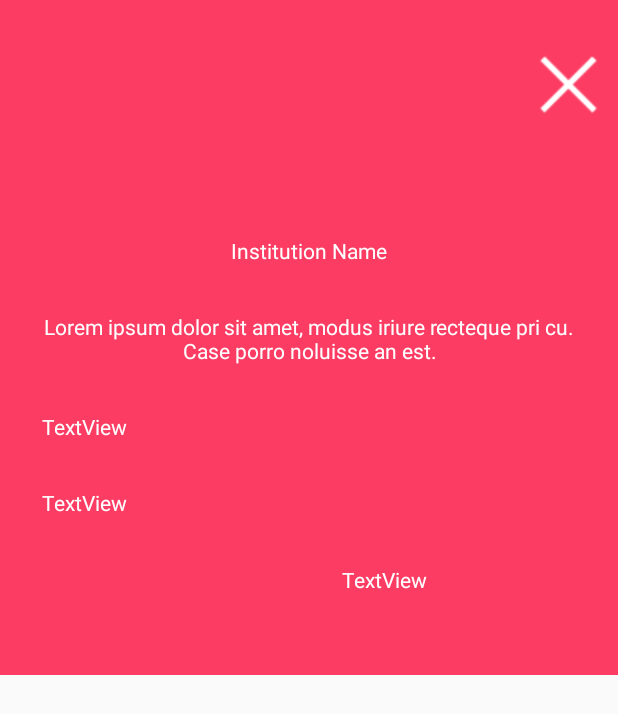
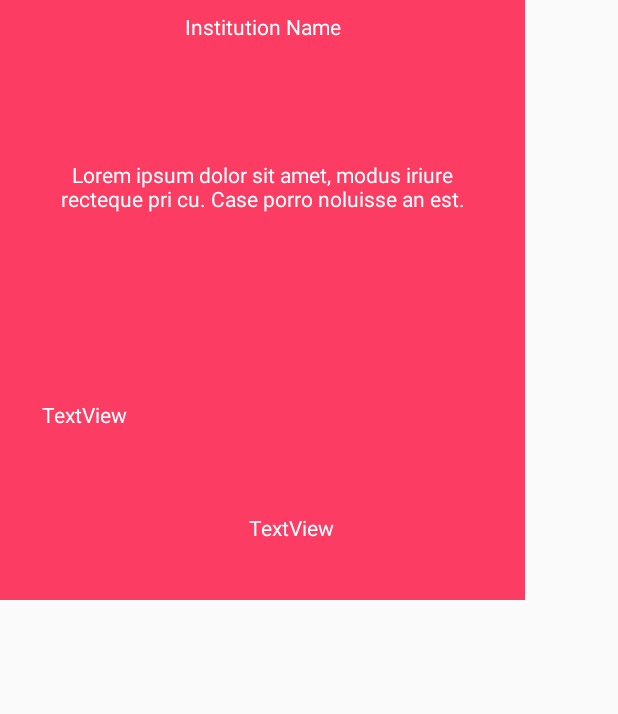
Before and after one commit to arianitlu/familyplanning, an Android app: the layout popup_institution_name.xml on its own in the app's theme, with its tools: preview values and no code run, on a phone screen of 412 x 824 dp. Shown: the top 714 px of the screen. Run offline under Robolectric (Android 15) with nearby library versions, the phone set to English and light mode, and no system bars.

```diff
--- a/app/src/main/res/layout/popup_institution_name.xml
+++ b/app/src/main/res/layout/popup_institution_name.xml
@@ -2,93 +2,68 @@
 <android.support.constraint.ConstraintLayout xmlns:android="http://schemas.android.com/apk/res/android"
     xmlns:app="http://schemas.android.com/apk/res-auto"
     xmlns:tools="http://schemas.android.com/tools"
-    android:layout_width="match_parent"
-    android:layout_height="450dp"
+    android:layout_width="350dp"
+    android:layout_height="400dp"
     android:background="@color/introbackgorund"
     tools:layout_editor_absoluteY="25dp">
 
-
     <TextView
-        android:id="@+id/textView4"
+        android:id="@+id/txtPopUpName"
         android:layout_width="wrap_content"
         android:layout_height="wrap_content"
         android:layout_marginStart="8dp"
-        android:layout_marginTop="52dp"
+        android:layout_marginTop="8dp"
         android:layout_marginEnd="8dp"
         android:text="@string/institution_name"
         android:textColor="@android:color/white"
-        app:layout_constraintBottom_toTopOf="@+id/textView5"
+        app:layout_constraintBottom_toTopOf="@+id/txtPopUpDescription"
         app:layout_constraintEnd_toEndOf="parent"
         app:layout_constraintHorizontal_bias="0.5"
         app:layout_constraintStart_toStartOf="parent"
-        app:layout_constraintTop_toBottomOf="@+id/closeImg" />
+        app:layout_constraintTop_toTopOf="parent"
+        app:layout_constraintVertical_chainStyle="spread_inside" />
 
     <TextView
-        android:id="@+id/textView5"
+        android:id="@+id/txtPopUpDescription"
         android:layout_width="wrap_content"
         android:layout_height="wrap_content"
-        android:layout_marginTop="8dp"
+        android:layout_marginStart="16dp"
+        android:layout_marginTop="79dp"
+        android:layout_marginEnd="16dp"
         android:paddingLeft="20dp"
         android:paddingRight="20dp"
         android:text="@string/intro_desc"
         android:textAlignment="center"
         android:textColor="@android:color/white"
-        app:layout_constraintBottom_toTopOf="@+id/textView6"
         app:layout_constraintEnd_toEndOf="parent"
         app:layout_constraintStart_toStartOf="parent"
-        app:layout_constraintTop_toBottomOf="@+id/textView4" />
+        app:layout_constraintTop_toBottomOf="@+id/txtPopUpName" />
 
     <TextView
-        android:id="@+id/textView6"
+        android:id="@+id/txtPopUpServices"
         android:layout_width="wrap_content"
-        android:layout_height="wrap_content"
+        android:layout_height="17dp"
         android:layout_marginStart="8dp"
         android:layout_marginTop="8dp"
         android:paddingLeft="20dp"
         android:text="TextView"
         android:textColor="@android:color/white"
-        app:layout_constraintBottom_toTopOf="@+id/textView7"
+        app:layout_constraintBottom_toBottomOf="parent"
         app:layout_constraintStart_toStartOf="parent"
-        app:layout_constraintTop_toBottomOf="@+id/textView5" />
-
-    <TextView
-        android:id="@+id/textView7"
-        android:layout_width="wrap_content"
-        android:layout_height="wrap_content"
-        android:layout_marginStart="8dp"
-        android:layout_marginTop="8dp"
-        android:paddingLeft="20dp"
-        android:text="TextView"
-        android:textColor="@android:color/white"
-        app:layout_constraintBottom_toTopOf="@+id/linearLayout"
-        app:layout_constraintStart_toStartOf="parent"
-        app:layout_constraintTop_toBottomOf="@+id/textView6" />
-
-    <ImageView
-        android:id="@+id/closeImg"
-        android:layout_width="wrap_content"
-        android:layout_height="wrap_content"
-        android:layout_marginTop="8dp"
-        android:onClick="closeImg"
-        android:layout_marginEnd="8dp"
-        app:layout_constraintBottom_toTopOf="@+id/textView4"
-        app:layout_constraintEnd_toEndOf="parent"
-        app:layout_constraintTop_toTopOf="parent"
-        app:srcCompat="@drawable/u484" />
+        app:layout_constraintTop_toBottomOf="@+id/txtPopUpDescription" />
 
     <LinearLayout
         android:id="@+id/linearLayout"
         android:layout_width="176dp"
         android:layout_height="50dp"
-        android:layout_marginTop="8dp"
         android:layout_marginEnd="8dp"
+        android:layout_marginBottom="8dp"
         android:orientation="horizontal"
         app:layout_constraintBottom_toBottomOf="parent"
-        app:layout_constraintEnd_toEndOf="parent"
-        app:layout_constraintTop_toBottomOf="@+id/textView7">
+        app:layout_constraintEnd_toEndOf="parent">
 
         <TextView
-            android:id="@+id/textView8"
+            android:id="@+id/txtPopupWeb"
             android:layout_width="wrap_content"
             android:layout_height="wrap_content"
             android:layout_weight="1"
```
Also changed, not shown: app/src/main/java/com/example/rinor/familyplanning/adapters/InstitutionAdapter.java (+13 -33 lines), app/src/main/java/com/example/rinor/familyplanning/fragments/FragmentInstitution.java (+35 -8 lines).
